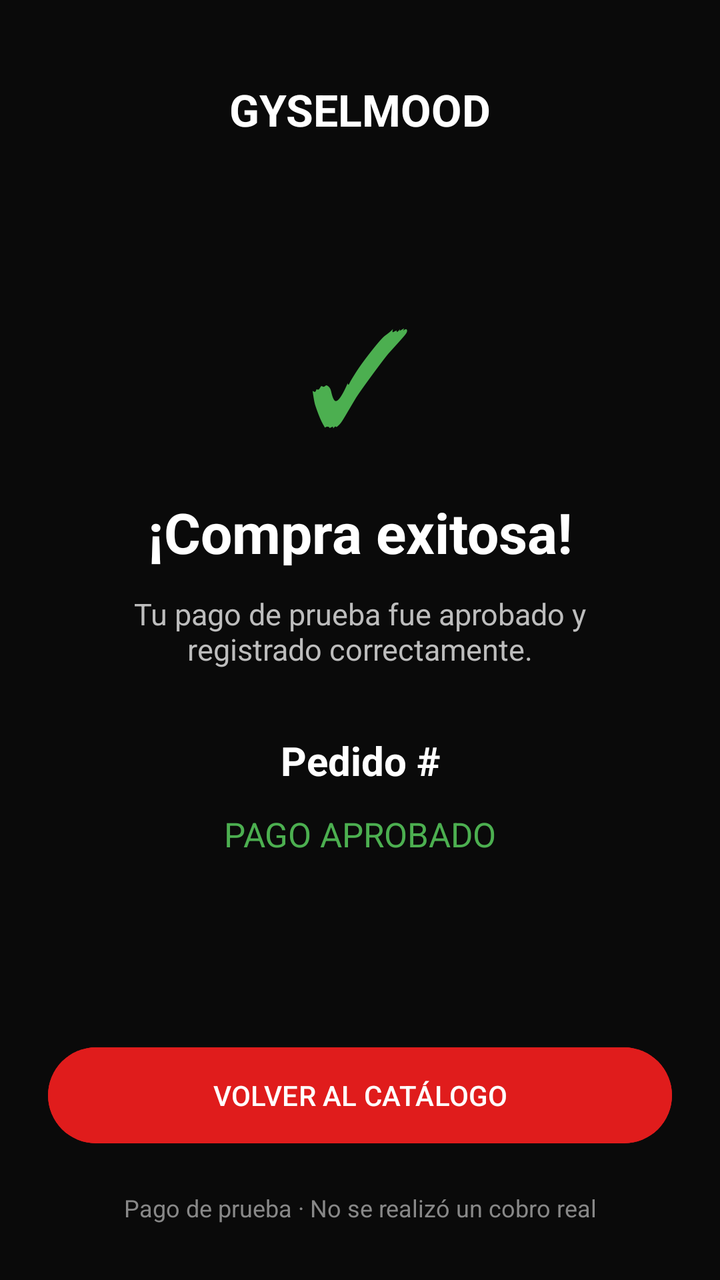
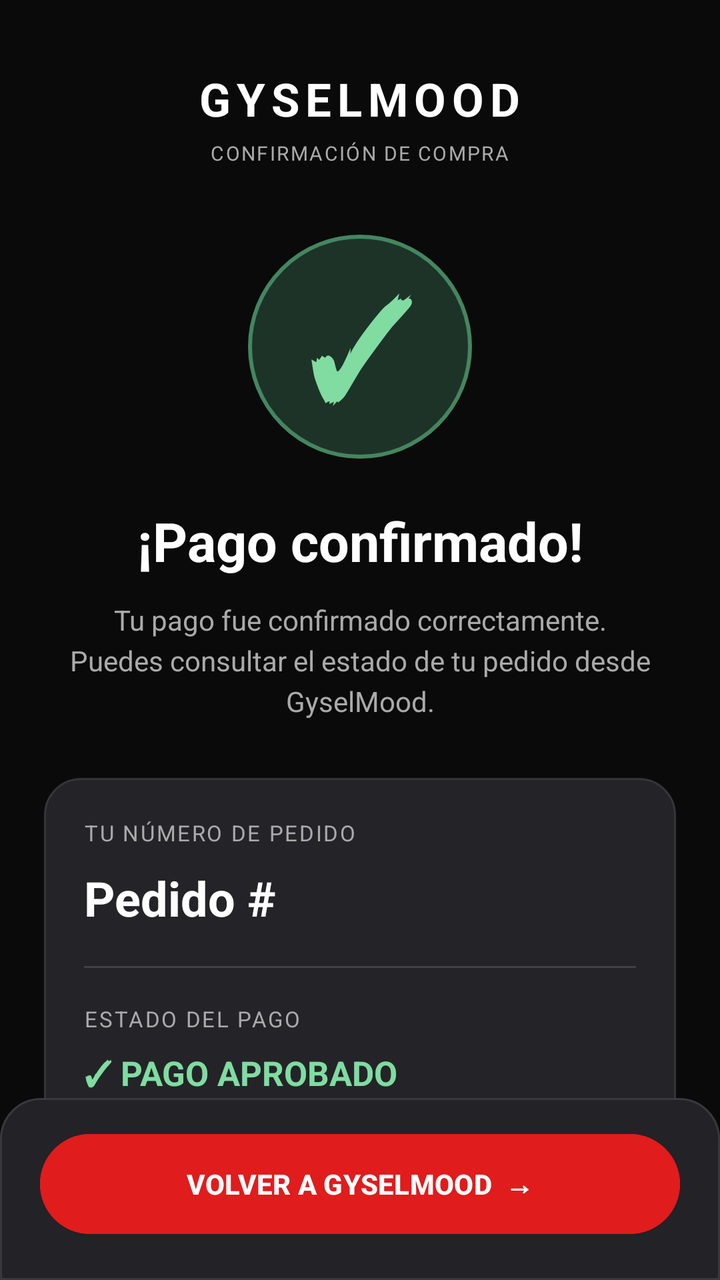

Screens rendered from an Android XML layout before and after an edit, with the pre-edit source and the edit as a unified diff.
<!-- AndroidManifest.xml: application theme Theme.GyselMode -->
<!-- res/layout/activity_compra_exitosa.xml -->
<?xml version="1.0" encoding="utf-8"?>
<androidx.constraintlayout.widget.ConstraintLayout
    xmlns:android="http://schemas.android.com/apk/res/android"
    xmlns:app="http://schemas.android.com/apk/res-auto"
    android:layout_width="match_parent"
    android:layout_height="match_parent"
    android:background="#0A0A0A">

    <TextView
        android:id="@+id/txtMarca"
        android:layout_width="wrap_content"
        android:layout_height="wrap_content"
        android:text="GYSELMOOD"
        android:textColor="#FFFFFF"
        android:textSize="22sp"
        android:textStyle="bold"
        android:layout_marginTop="40dp"
        app:layout_constraintTop_toTopOf="parent"
        app:layout_constraintStart_toStartOf="parent"
        app:layout_constraintEnd_toEndOf="parent" />

    <TextView
        android:id="@+id/txtIconoExito"
        android:layout_width="90dp"
        android:layout_height="90dp"
        android:gravity="center"
        android:text="✓"
        android:textColor="#4CAF50"
        android:textSize="65sp"
        android:layout_marginTop="72dp"
        app:layout_constraintTop_toBottomOf="@id/txtMarca"
        app:layout_constraintStart_toStartOf="parent"
        app:layout_constraintEnd_toEndOf="parent" />

    <TextView
        android:id="@+id/txtTituloExito"
        android:layout_width="0dp"
        android:layout_height="wrap_content"
        android:text="¡Compra exitosa!"
        android:textColor="#FFFFFF"
        android:textSize="28sp"
        android:textStyle="bold"
        android:gravity="center"
        android:layout_marginTop="16dp"
        android:layout_marginHorizontal="24dp"
        app:layout_constraintTop_toBottomOf="@id/txtIconoExito"
        app:layout_constraintStart_toStartOf="parent"
        app:layout_constraintEnd_toEndOf="parent" />

    <TextView
        android:id="@+id/txtDescripcionExito"
        android:layout_width="0dp"
        android:layout_height="wrap_content"
        android:text="Tu pago de prueba fue aprobado y registrado correctamente."
        android:textColor="#BDBDBD"
        android:textSize="15sp"
        android:gravity="center"
        android:layout_marginTop="12dp"
        android:layout_marginHorizontal="32dp"
        app:layout_constraintTop_toBottomOf="@id/txtTituloExito"
        app:layout_constraintStart_toStartOf="parent"
        app:layout_constraintEnd_toEndOf="parent" />

    <TextView
        android:id="@+id/txtNumeroPedido"
        android:layout_width="0dp"
        android:layout_height="wrap_content"
        android:text="Pedido #"
        android:textColor="#FFFFFF"
        android:textSize="20sp"
        android:textStyle="bold"
        android:gravity="center"
        android:layout_marginTop="32dp"
        app:layout_constraintTop_toBottomOf="@id/txtDescripcionExito"
        app:layout_constraintStart_toStartOf="parent"
        app:layout_constraintEnd_toEndOf="parent" />

    <TextView
        android:id="@+id/txtEstadoConfirmado"
        android:layout_width="0dp"
        android:layout_height="wrap_content"
        android:text="PAGO APROBADO"
        android:textColor="#4CAF50"
        android:textSize="17sp"
        android:gravity="center"
        android:layout_marginTop="12dp"
        app:layout_constraintTop_toBottomOf="@id/txtNumeroPedido"
        app:layout_constraintStart_toStartOf="parent"
        app:layout_constraintEnd_toEndOf="parent" />

    <Button
        android:id="@+id/btnVolverCatalogo"
        android:layout_width="0dp"
        android:layout_height="56dp"
        android:text="VOLVER AL CATÁLOGO"
        android:textColor="#FFFFFF"
        android:backgroundTint="#E01C1C"
        android:layout_marginHorizontal="24dp"
        android:layout_marginBottom="20dp"
        app:layout_constraintBottom_toTopOf="@id/txtNotaDemo"
        app:layout_constraintStart_toStartOf="parent"
        app:layout_constraintEnd_toEndOf="parent" />

    <TextView
        android:id="@+id/txtNotaDemo"
        android:layout_width="0dp"
        android:layout_height="wrap_content"
        android:text="Pago de prueba · No se realizó un cobro real"
        android:textColor="#888888"
        android:textSize="12sp"
        android:gravity="center"
        android:layout_marginHorizontal="24dp"
        android:layout_marginBottom="28dp"
        app:layout_constraintBottom_toBottomOf="parent"
        app:layout_constraintStart_toStartOf="parent"
        app:layout_constraintEnd_toEndOf="parent" />

</androidx.constraintlayout.widget.ConstraintLayout>
<!-- resources referenced by this layout -->
<resources>
  <style name="Theme.GyselMode" parent="Base.Theme.GyselMode" />
  <style name="Base.Theme.GyselMode" parent="Theme.Material3.DayNight.NoActionBar">
          
          
      </style>
</resources>

<!-- the commit's change to res/layout/activity_compra_exitosa.xml (unified diff, before → after) -->
@@ -4,115 +4,196 @@
     xmlns:app="http://schemas.android.com/apk/res-auto"
     android:layout_width="match_parent"
     android:layout_height="match_parent"
-    android:background="#0A0A0A">
+    android:background="@color/gysel_black">
 
-    <TextView
-        android:id="@+id/txtMarca"
-        android:layout_width="wrap_content"
+    
+    <LinearLayout
+        android:id="@+id/headerCompraExitosa"
+        android:layout_width="0dp"
         android:layout_height="wrap_content"
-        android:text="GYSELMOOD"
-        android:textColor="#FFFFFF"
-        android:textSize="22sp"
-        android:textStyle="bold"
-        android:layout_marginTop="40dp"
+        android:gravity="center"
+        android:orientation="vertical"
+        android:paddingTop="34dp"
+        android:paddingBottom="12dp"
         app:layout_constraintTop_toTopOf="parent"
         app:layout_constraintStart_toStartOf="parent"
-        app:layout_constraintEnd_toEndOf="parent" />
+        app:layout_constraintEnd_toEndOf="parent">
 
-    <TextView
-        android:id="@+id/txtIconoExito"
-        android:layout_width="90dp"
-        android:layout_height="90dp"
-        android:gravity="center"
-        android:text="✓"
-        android:textColor="#4CAF50"
-        android:textSize="65sp"
-        android:layout_marginTop="72dp"
-        app:layout_constraintTop_toBottomOf="@id/txtMarca"
+        <TextView
+            android:id="@+id/txtMarca"
+            android:layout_width="wrap_content"
+            android:layout_height="wrap_content"
+            android:text="GYSELMOOD"
+            android:textColor="@color/gysel_white"
+            android:textSize="23sp"
+            android:textStyle="bold"
+            android:letterSpacing="0.13"/>
+
+        <TextView
+            android:layout_width="wrap_content"
+            android:layout_height="wrap_content"
+            android:layout_marginTop="5dp"
+            android:text="CONFIRMACIÓN DE COMPRA"
+            android:textColor="@color/gysel_light_gray"
+            android:textSize="10sp"
+            android:letterSpacing="0.08"/>
+
+    </LinearLayout>
+
+    <ScrollView
+        android:layout_width="0dp"
+        android:layout_height="0dp"
+        android:fillViewport="true"
+        android:scrollbars="none"
+        app:layout_constraintTop_toBottomOf="@id/headerCompraExitosa"
+        app:layout_constraintBottom_toTopOf="@id/panelVolver"
         app:layout_constraintStart_toStartOf="parent"
-        app:layout_constraintEnd_toEndOf="parent" />
+        app:layout_constraintEnd_toEndOf="parent">
 
-    <TextView
-        android:id="@+id/txtTituloExito"
+        <LinearLayout
+            android:layout_width="match_parent"
+            android:layout_height="wrap_content"
+            android:gravity="center"
+            android:orientation="vertical"
+            android:paddingStart="22dp"
+            android:paddingTop="22dp"
+            android:paddingEnd="22dp"
+            android:paddingBottom="22dp">
+
+            
+            <FrameLayout
+                android:layout_width="112dp"
+                android:layout_height="112dp"
+                android:background="@drawable/bg_payment_success_circle">
+
+                <TextView
+                    android:id="@+id/txtIconoExito"
+                    android:layout_width="match_parent"
+                    android:layout_height="match_parent"
+                    android:gravity="center"
+                    android:text="✓"
+                    android:textColor="#80DCA1"
+                    android:textSize="66sp"
+                    android:textStyle="bold"/>
+
+            </FrameLayout>
+
+            <TextView
+                android:id="@+id/txtTituloExito"
+                android:layout_width="match_parent"
+                android:layout_height="wrap_content"
+                android:layout_marginTop="23dp"
+                android:gravity="center"
+                android:text="¡Pago confirmado!"
+                android:textColor="@color/gysel_white"
+                android:textSize="27sp"
+                android:textStyle="bold"/>
+
+            <TextView
+                android:id="@+id/txtDescripcionExito"
+                android:layout_width="match_parent"
+                android:layout_height="wrap_content"
+                android:layout_marginTop="12dp"
+                android:gravity="center"
+                android:lineSpacingExtra="4dp"
+                android:text="Tu pago fue confirmado correctamente. Puedes consultar el estado de tu pedido desde GyselMood."
+                android:textColor="@color/gysel_light_gray"
+                android:textSize="14sp"/>
+
+            
+            <LinearLayout
+                android:layout_width="match_parent"
+                android:layout_height="wrap_content"
+                android:layout_marginTop="29dp"
+                android:background="@drawable/bg_home_card"
+                android:orientation="vertical"
+                android:padding="20dp">
+
+                <TextView
+                    android:layout_width="match_parent"
+                    android:layout_height="wrap_content"
+                    android:text="TU NÚMERO DE PEDIDO"
+                    android:textColor="@color/gysel_light_gray"
+                    android:textSize="11sp"
+                    android:letterSpacing="0.08"/>
+
+                <TextView
+                    android:id="@+id/txtNumeroPedido"
+                    android:layout_width="match_parent"
+                    android:layout_height="wrap_content"
+                    android:layout_marginTop="9dp"
+                    android:text="Pedido #"
+                    android:textColor="@color/gysel_white"
+                    android:textSize="24sp"
+                    android:textStyle="bold"/>
+
+                <View
+                    android:layout_width="match_parent"
+                    android:layout_height="1dp"
+                    android:layout_marginTop="18dp"
+                    android:layout_marginBottom="18dp"
+                    android:background="#414148"/>
+
+                <TextView
+                    android:layout_width="match_parent"
+                    android:layout_height="wrap_content"
+                    android:text="ESTADO DEL PAGO"
+                    android:textColor="@color/gysel_light_gray"
+                    android:textSize="11sp"
+                    android:letterSpacing="0.08"/>
+
+                <TextView
+                    android:id="@+id/txtEstadoConfirmado"
+                    android:layout_width="match_parent"
+                    android:layout_height="wrap_content"
+                    android:layout_marginTop="8dp"
+                    android:text="✓ PAGO APROBADO"
+                    android:textColor="#80DCA1"
+                    android:textSize="17sp"
+                    android:textStyle="bold"/>
+
+            </LinearLayout>
+
+            <TextView
+                android:id="@+id/txtNotaDemo"
+                android:layout_width="match_parent"
+                android:layout_height="wrap_content"
+                android:layout_marginTop="22dp"
+                android:gravity="center"
+                android:lineSpacingExtra="4dp"
+                android:text="Guarda tu número de pedido para realizar consultas sobre tu compra."
+                android:textColor="@color/gysel_light_gray"
+                android:textSize="12sp"/>
+
+        </LinearLayout>
+
+    </ScrollView>
+
+    
+    <LinearLayout
+        android:id="@+id/panelVolver"
         android:layout_width="0dp"
         android:layout_height="wrap_content"
-        android:text="¡Compra exitosa!"
-        android:textColor="#FFFFFF"
-        android:textSize="28sp"
-        android:textStyle="bold"
-        android:gravity="center"
-        android:layout_marginTop="16dp"
-        android:layout_marginHorizontal="24dp"
-        app:layout_constraintTop_toBottomOf="@id/txtIconoExito"
-        app:layout_constraintStart_toStartOf="parent"
-        app:layout_constraintEnd_toEndOf="parent" />
-
-    <TextView
-        android:id="@+id/txtDescripcionExito"
-        android:layout_width="0dp"
-        android:layout_height="wrap_content"
-        android:text="Tu pago de prueba fue aprobado y registrado correctamente."
-        android:textColor="#BDBDBD"
-        android:textSize="15sp"
-        android:gravity="center"
-        android:layout_marginTop="12dp"
-        android:layout_marginHorizontal="32dp"
-        app:layout_constraintTop_toBottomOf="@id/txtTituloExito"
-        app:layout_constraintStart_toStartOf="parent"
-        app:layout_constraintEnd_toEndOf="parent" />
-
-    <TextView
-        android:id="@+id/txtNumeroPedido"
-        android:layout_width="0dp"
-        android:layout_height="wrap_content"
-        android:text="Pedido #"
-        android:textColor="#FFFFFF"
-        android:textSize="20sp"
-        android:textStyle="bold"
-        android:gravity="center"
-        android:layout_marginTop="32dp"
-        app:layout_constraintTop_toBottomOf="@id/txtDescripcionExito"
-        app:layout_constraintStart_toStartOf="parent"
-        app:layout_constraintEnd_toEndOf="parent" />
-
-    <TextView
-        android:id="@+id/txtEstadoConfirmado"
-        android:layout_width="0dp"
-        android:layout_height="wrap_content"
-        android:text="PAGO APROBADO"
-        android:textColor="#4CAF50"
-        android:textSize="17sp"
-        android:gravity="center"
-        android:layout_marginTop="12dp"
-        app:layout_constraintTop_toBottomOf="@id/txtNumeroPedido"
-        app:layout_constraintStart_toStartOf="parent"
-        app:layout_constraintEnd_toEndOf="parent" />
-
-    <Button
-        android:id="@+id/btnVolverCatalogo"
-        android:layout_width="0dp"
-        android:layout_height="56dp"
-        android:text="VOLVER AL CATÁLOGO"
-        android:textColor="#FFFFFF"
-        android:backgroundTint="#E01C1C"
-        android:layout_marginHorizontal="24dp"
-        android:layout_marginBottom="20dp"
-        app:layout_constraintBottom_toTopOf="@id/txtNotaDemo"
-        app:layout_constraintStart_toStartOf="parent"
-        app:layout_constraintEnd_toEndOf="parent" />
-
-    <TextView
-        android:id="@+id/txtNotaDemo"
-        android:layout_width="0dp"
-        android:layout_height="wrap_content"
-        android:text="Pago de prueba · No se realizó un cobro real"
-        android:textColor="#888888"
-        android:textSize="12sp"
-        android:gravity="center"
-        android:layout_marginHorizontal="24dp"
-        android:layout_marginBottom="28dp"
+        android:background="@drawable/bg_cart_summary"
+        android:orientation="vertical"
+        android:paddingStart="20dp"
+        android:paddingTop="14dp"
+        android:paddingEnd="20dp"
+        android:paddingBottom="19dp"
         app:layout_constraintBottom_toBottomOf="parent"
         app:layout_constraintStart_toStartOf="parent"
-        app:layout_constraintEnd_toEndOf="parent" />
+        app:layout_constraintEnd_toEndOf="parent">
+
+        <Button
+            android:id="@+id/btnVolverCatalogo"
+            android:layout_width="match_parent"
+            android:layout_height="58dp"
+            android:backgroundTint="@color/gysel_red"
+            android:text="VOLVER A GYSELMOOD  →"
+            android:textColor="@color/gysel_white"
+            android:textSize="14sp"
+            android:textStyle="bold"/>
+
+    </LinearLayout>
 
 </androidx.constraintlayout.widget.ConstraintLayout>
<!-- resource entries referenced after the edit -->
@@ -1,5 +1,51 @@
 <!-- resources referenced by this layout -->
 <resources>
+  <color name="gysel_black">#0A0A0A</color>
+  <color name="gysel_light_gray">#AAAAAA</color>
+  <color name="gysel_red">#E01C1C</color>
+  <color name="gysel_white">#FFFFFF</color>
+  <!-- drawable bg_cart_summary (drawable) -->
+  <?xml version="1.0" encoding="utf-8"?>
+  <shape xmlns:android="http://schemas.android.com/apk/res/android"
+      android:shape="rectangle">
+  
+      <solid android:color="#222227"/>
+  
+      <corners
+          android:topLeftRadius="20dp"
+          android:topRightRadius="20dp"/>
+  
+      <stroke
+          android:width="1dp"
+          android:color="#38383E"/>
+  
+  </shape>
+  <!-- drawable bg_home_card (drawable) -->
+  <?xml version="1.0" encoding="utf-8"?>
+  <shape xmlns:android="http://schemas.android.com/apk/res/android"
+      android:shape="rectangle">
+  
+      <solid android:color="#242428"/>
+  
+      <corners android:radius="18dp"/>
+  
+      <stroke
+          android:width="1dp"
+          android:color="#34343A"/>
+  
+  </shape>
+  <!-- drawable bg_payment_success_circle (drawable) -->
+  <?xml version="1.0" encoding="utf-8"?>
+  <shape xmlns:android="http://schemas.android.com/apk/res/android"
+      android:shape="oval">
+  
+      <solid android:color="#1D3328"/>
+  
+      <stroke
+          android:width="2dp"
+          android:color="#438660"/>
+  
+  </shape>
   <style name="Theme.GyselMode" parent="Base.Theme.GyselMode" />
   <style name="Base.Theme.GyselMode" parent="Theme.Material3.DayNight.NoActionBar">
           
